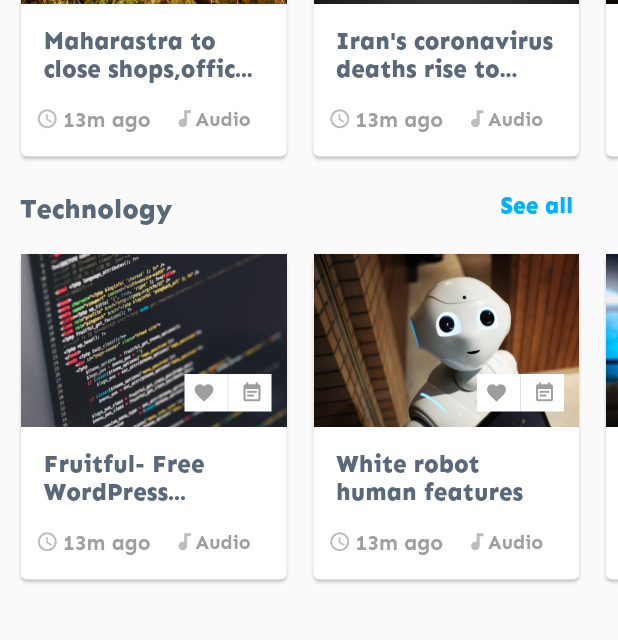
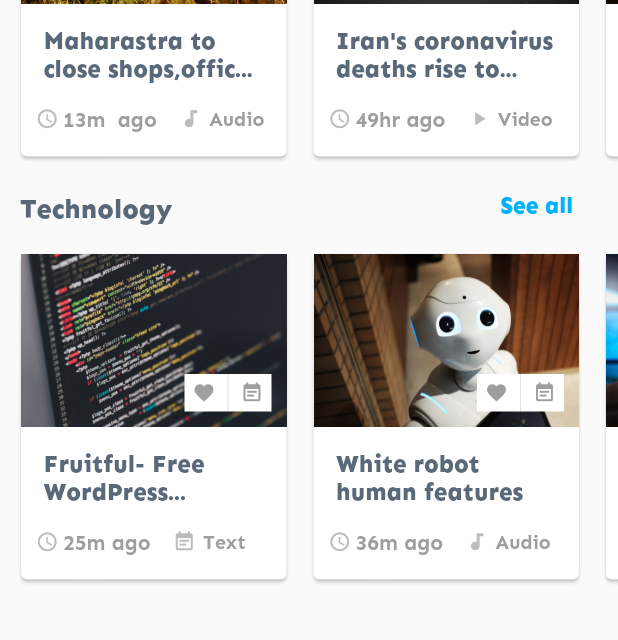
Before and after one commit to ashishdas1997/savay_demo, a Flutter app: the screen it shows after launch, on a phone screen of 412 x 824 dp. Shown: the part 412-1052 px from the top of the screen. Run offline on Flutter 3.47's test engine with Material 2 defaults, Android fonts, the phone set to English and light mode, and no system bars.

Commit message:
Added Text, Video and Audio icons

```diff
--- a/lib/models/article.dart
+++ b/lib/models/article.dart
@@ -1,14 +1,19 @@
+import 'package:flutter/cupertino.dart';
 import 'package:flutter/foundation.dart';
 
 class Article{
   final String id;
   final String title;
   final String imageLink;
+  final String addedTime;
+  final String contentType;
 
   const Article({
     @required this.id,
     @required this.title,
-    @required this.imageLink
+    @required this.imageLink,
+    @required this.addedTime,
+    @required this.contentType
 });
 
 }
--- a/lib/models/article_services.dart
+++ b/lib/models/article_services.dart
@@ -5,17 +5,23 @@ const Recent_Articles=const [
     Article(id: 'r1',
     title: "Maharastra to close shops,offic...",
     imageLink: "images/elephant.jpg",
+      addedTime: "13m  ago",
+      contentType: "Audio"
 
 ),
 
   Article(id: 'r2',
     title: "Iran's coronavirus deaths rise to...",
     imageLink: "images/covid.jpg",
+    addedTime: "49hr ago",
+    contentType: "Video",
 
   ),
   Article(id: 'r3',
     title: "Iot myth part 4 detailed",
     imageLink: "images/iot.jpg",
+    addedTime: "3hr ago",
+    contentType: "Text"
 
   ),
 ];
@@ -24,16 +30,21 @@ const Technology_Articles=const[
   Article(id: 't1',
     title: "Fruitful- Free WordPress...",
     imageLink: "images/wordpress.jpg",
+    addedTime: "25m ago",
+    contentType: "Text"
 
   ),
   Article(id: 't2',
     title: "White robot human features",
     imageLink: "images/robo.jpg",
-
+    addedTime: "36m ago",
+    contentType: "Audio"
   ),
   Article(id: 't3',
     title: "Iot myth part 4 detailed",
     imageLink: "images/iot.jpg",
+    addedTime: "3hr ago",
+    contentType: "Video"
 
   ),
 ];
--- a/lib/screens/article_card.dart
+++ b/lib/screens/article_card.dart
@@ -3,7 +3,9 @@ import 'package:flutter/material.dart';
 class ArticleCard extends StatelessWidget {
   final String title;
   final String imageLink;
-  ArticleCard(this.title, this.imageLink);
+  final String addedTime;
+  final String contentType;
+  ArticleCard(this.title, this.imageLink, this.addedTime, this.contentType);
 
   @override
   Widget build(BuildContext context) {
@@ -78,22 +80,32 @@ class ArticleCard extends StatelessWidget {
                             width: 3,
                           ),
                           Text(
-                            '13m ago',
+                            addedTime,
                             style: TextStyle(fontSize: 14, color: Colors.grey),
                           ),
                           SizedBox(
                             width: 15,
                           ),
-                          Icon(
+                           (contentType== 'Audio')?Icon(
                             Icons.audiotrack,
                             size: 15,
                             color: Colors.grey.shade400,
-                          ),
+                          )
+                          : (contentType=='Video')? Icon(
+                            Icons.play_arrow,
+                            size: 15,
+                            color: Colors.grey.shade400,
+                          )
+                          :Icon(
+                    Icons.event_note,
+                    size: 15,
+                      color: Colors.grey.shade400,
+                    ),
                           SizedBox(
-                            height: 3,
+                            width:5 ,
                           ),
                           Text(
-                            'Audio',
+                            contentType,
                             style: TextStyle(fontSize: 13, color: Colors.grey),
                           )
                         ],
--- a/lib/screens/article_screen.dart
+++ b/lib/screens/article_screen.dart
@@ -81,13 +81,15 @@ class ArticleScreen extends StatelessWidget {
             SingleChildScrollView(
               scrollDirection: Axis.horizontal,
               child: Row(
-                children:
-                  Recent_Articles.map(
-                        (artData) => ArticleCard(
+                children: Recent_Articles.map(
+                  (artData) => ArticleCard(
                       artData.title,
                       artData.imageLink,
-                    ),
-                  ).toList(),
+                      artData.addedTime,
+                    artData.contentType
+
+                  ),
+                ).toList(),
               ),
             ),
             Container(
@@ -122,11 +124,13 @@ class ArticleScreen extends StatelessWidget {
             SingleChildScrollView(
               scrollDirection: Axis.horizontal,
               child: Row(
-                children: Technology_Articles
-                    .map((techData) => ArticleCard(
-                    techData.title,
-                    techData.imageLink)
-                ).toList(),
+                children: Technology_Articles.map((techData) => ArticleCard(
+                        techData.title,
+                    techData.imageLink,
+                    techData.addedTime,
+                techData.contentType
+                ))
+                    .toList(),
               ),
             ),
           ],
```
